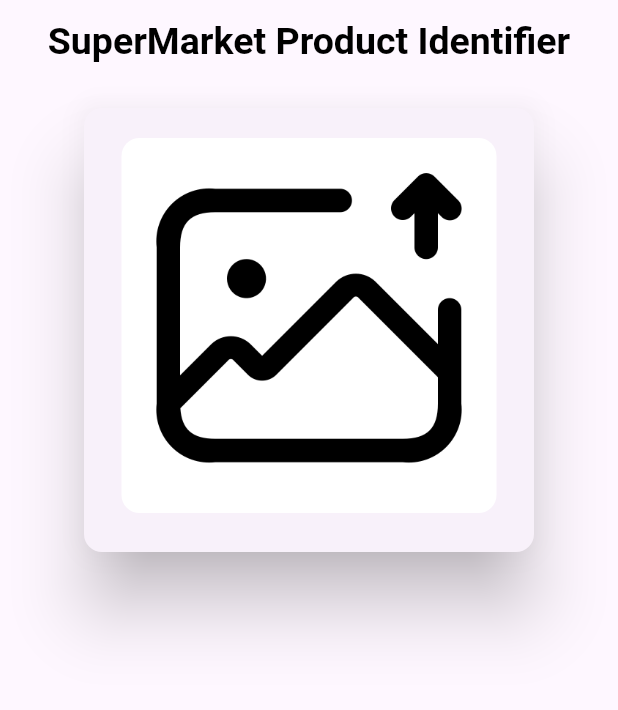
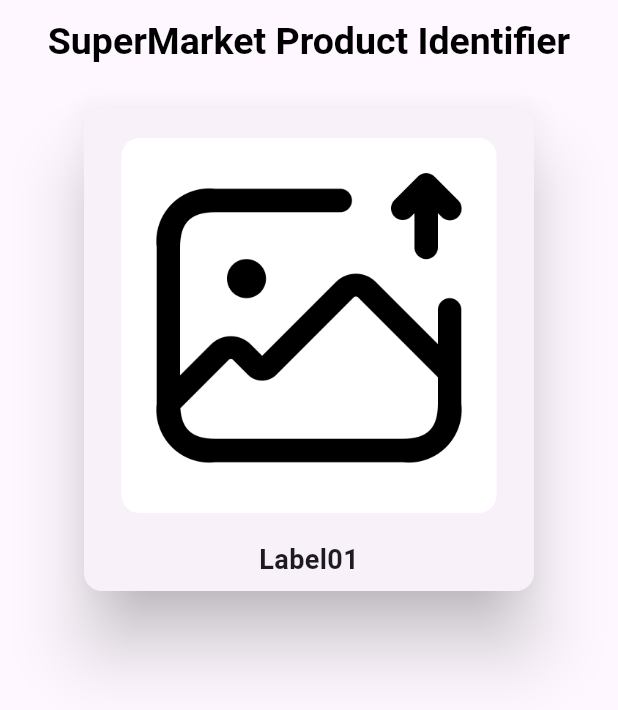
Before and after one commit to rishithamenush/Product_Identifier, a Flutter app: the screen it shows after launch, on a phone screen of 412 x 824 dp. Shown: the top 710 px of the screen. Run offline on Flutter 3.47's test engine with Material 3 defaults, Android fonts, the phone set to English and light mode, and no system bars.

```diff
--- a/lib/main.dart
+++ b/lib/main.dart
@@ -79,6 +79,15 @@ class _MyHomePageState extends State<MyHomePage> {
                         ),
                         const Padding(
                           padding: EdgeInsets.all(8.0),
+                          child: Column(
+                            children: [
+                              Text(
+                                "Label01",
+                                style: TextStyle(
+                                    fontSize: 18, fontWeight: FontWeight.bold),
+                              )
+                            ],
+                          ),
                         ),
                       ],
                     ),
```
